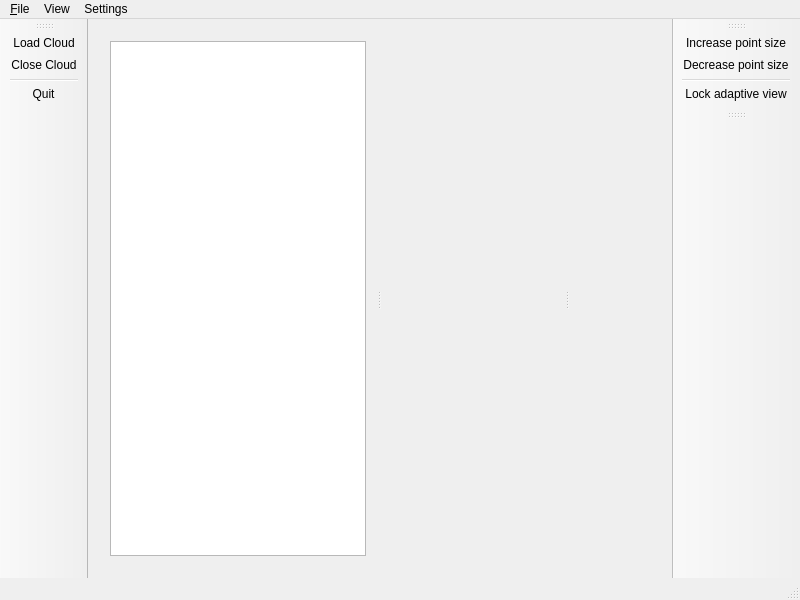
Before: the Qt Designer form SmogMainWindow.ui in lbarnabas88/SMOG, drawn with Qt 5.
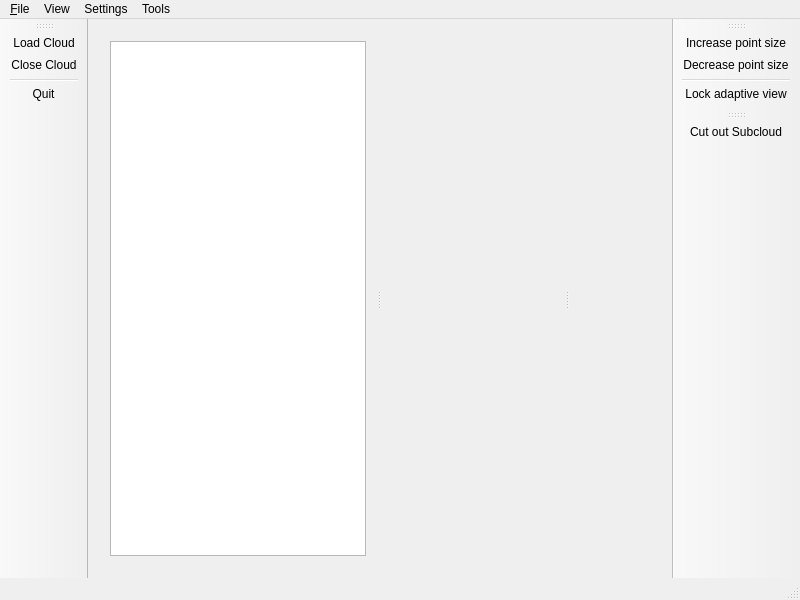
After: the same form once the commit is applied. Icons and pictures are not drawn. Custom widgets are drawn as their Qt base class.

```diff
--- a/SmogMainWindow.ui
+++ b/SmogMainWindow.ui
@@ -100,9 +100,16 @@
     <addaction name="actionUse_adaptive_clouds"/>
     <addaction name="actionLock_adaptive_view"/>
    </widget>
+   <widget class="QMenu" name="menuTools">
+    <property name="title">
+     <string>Tools</string>
+    </property>
+    <addaction name="actionCut_out_Subcloud"/>
+   </widget>
    <addaction name="menu_File"/>
    <addaction name="menuView"/>
    <addaction name="menuSettings"/>
+   <addaction name="menuTools"/>
   </widget>
   <widget class="QStatusBar" name="statusBar"/>
   <widget class="QToolBar" name="mainToolBar">
@@ -139,6 +146,7 @@
    <attribute name="toolBarBreak">
     <bool>false</bool>
    </attribute>
+   <addaction name="actionCut_out_Subcloud"/>
   </widget>
   <action name="actionLoad_Cloud">
    <property name="icon">
@@ -240,6 +248,18 @@
     <string>Ctrl+Space</string>
    </property>
   </action>
+  <action name="actionCut_out_Subcloud">
+   <property name="icon">
+    <iconset resource="icons.qrc">
+     <normaloff>:/actions/cut_subcloud</normaloff>:/actions/cut_subcloud</iconset>
+   </property>
+   <property name="text">
+    <string>Cut out Subcloud</string>
+   </property>
+   <property name="toolTip">
+    <string>Cut out from the visible las clouds to a new cloud</string>
+   </property>
+  </action>
  </widget>
  <layoutdefault spacing="6" margin="11"/>
  <customwidgets>
```
Left out of the diff: 2 changed lines with no effect on the pictures.
